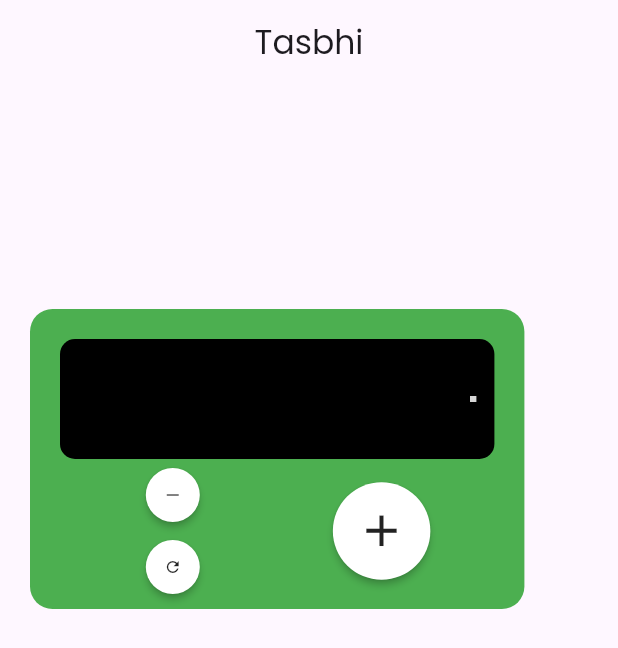
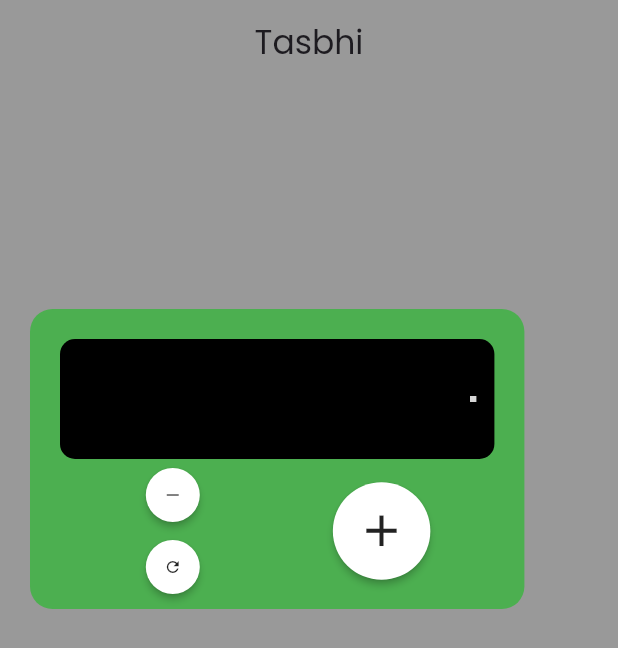
Before and after one commit to oyehanif/Naikya-Dua-App, a Flutter app: the TasbihScreen screen opened by its route, on a phone screen of 412 x 824 dp. Shown: the top 648 px of the screen. Run offline on Flutter 3.47's test engine with Material 3 defaults, Android fonts, the phone set to English and light mode, and no system bars; our stand-ins replace connectivity_plus, flutter_riverpod, freezed_annotation, go_router, google_fonts, hive and 8 more; missing offline and left inert: dart:ffi, gsheets, segment_display; accounts and stored records are empty; generated files the repository leaves out were written again; key blocks and very long unbroken strings in the code were emptied for the run; grey boxes are pictures that could not be loaded.

Commit message:
- Some Changes

```diff
--- a/lib/hive/dua_hive.dart
+++ b/lib/hive/dua_hive.dart
@@ -10,6 +10,7 @@ import 'dua_hive_model.dart';
 
 const key = 'categoryKey';
 const favKey = 'FavKey';
+const countKey = 'CountKey';
 
 class DuaHive {
   DuaHive._();
@@ -18,6 +19,7 @@ class DuaHive {
   static var duaBox = Hive.box<DuaHiveModel>('dua');
   static var qalmasBox = Hive.box<DuaHiveModel>('qalmas');
   static var quranBox = Hive.box<QuranModel>('quran');
+  static var tasbhiCount = Hive.box<int>('tasbhi');
 
   // static var userBox = Hive.box<List<DuaHiveModel>>('dua');
   static List<DuaHiveModel> duaList = [];
@@ -78,4 +80,14 @@ class DuaHive {
     // duaList = duaBox.get(key, defaultValue: []).cast<DuaHiveModel>();
     return quranList;
   }
+
+  ///Tasbhi Count
+  static void saveCount(int count){
+    tasbhiCount.put(countKey,count);
+    print(count);
+  }
+
+  static int getCount() => tasbhiCount.get(countKey) ?? 0;
+
+
 }
--- a/lib/ui/screens/tasbhi_screen.dart
+++ b/lib/ui/screens/tasbhi_screen.dart
@@ -1,29 +1,50 @@
-import 'package:clay_containers/widgets/clay_container.dart';
 import 'package:flutter/cupertino.dart';
 import 'package:flutter/material.dart';
 import 'package:segment_display/segment_display.dart';
 
+import '../../hive/dua_hive.dart';
+
 
 class TasbihScreen extends StatefulWidget {
   const TasbihScreen({super.key});
+
 
   @override
   State<TasbihScreen> createState() => _TasbihScreenState();
 }
 
 class _TasbihScreenState extends State<TasbihScreen> {
-  var counter = 0000000;
+  int counter = 0000000;
   double x1 = 20.0, y1 = 150.0, x1Prev = 100.0, y1Prev = 0.0;
+
+  @override
+  void initState() {
+    // TODO: implement initState
+    super.initState();
+
+    counter = DuaHive.getCount() ;
+  }
+
+@override
+  void dispose() {
+    // TODO: implement dispose
+    super.dispose();
+    DuaHive.saveCount(counter);
+  }
+
+
   @override
   Widget build(BuildContext context) {
     var mediaQuery = MediaQuery
         .of(context)
         .size;
     return Scaffold(
-      appBar: AppBar(title: const Text('Tasbhi'),centerTitle: true,),
+      appBar: AppBar(title: const Text('Tasbhi'),centerTitle: true,backgroundColor:  CupertinoColors.inactiveGray,),
       body:
+      Container(
+        color: CupertinoColors.inactiveGray,
+        child: Stack(
 
-      Stack(
           children: [
           Positioned(
           left: x1,
@@ -139,6 +160,7 @@ class _TasbihScreenState extends State<TasbihScreen> {
 
 
         ]
+            ),
       ));
   }
 }
--- a/pubspec.yaml
+++ b/pubspec.yaml
@@ -46,18 +46,15 @@ dependencies:
   flutter_cache_manager: ^3.3.1
   flutter_native_splash: ^2.3.7
   just_audio: ^0.9.36
-  marquee: ^2.2.3
   screenshot: ^2.3.0
   image_gallery_saver: ^2.0.3
   permission_handler: ^11.0.1
   share_plus: ^8.0.1
   path_provider: ^2.1.2
   youtube_player_flutter: ^9.0.1
-  digital_lcd_number: ^0.1.2
-  clay_containers: ^0.3.4
   connectivity_plus: ^6.0.3
   segment_display: ^0.5.0
-  neumorphic_button: ^0.0.1+2
+  url_launcher: ^6.2.6
 
 dev_dependencies:
   flutter_test:
```
Also changed, not shown: lib/main.dart (+7 -4 lines), lib/ui/screens/quran_para_list_screen.dart (+10 -6 lines), splash.yaml (+6 -6 lines), assets/naikyalogo.png, pubspec.lock, 8 other files. Lines whose indentation alone changed are shown as unchanged.
